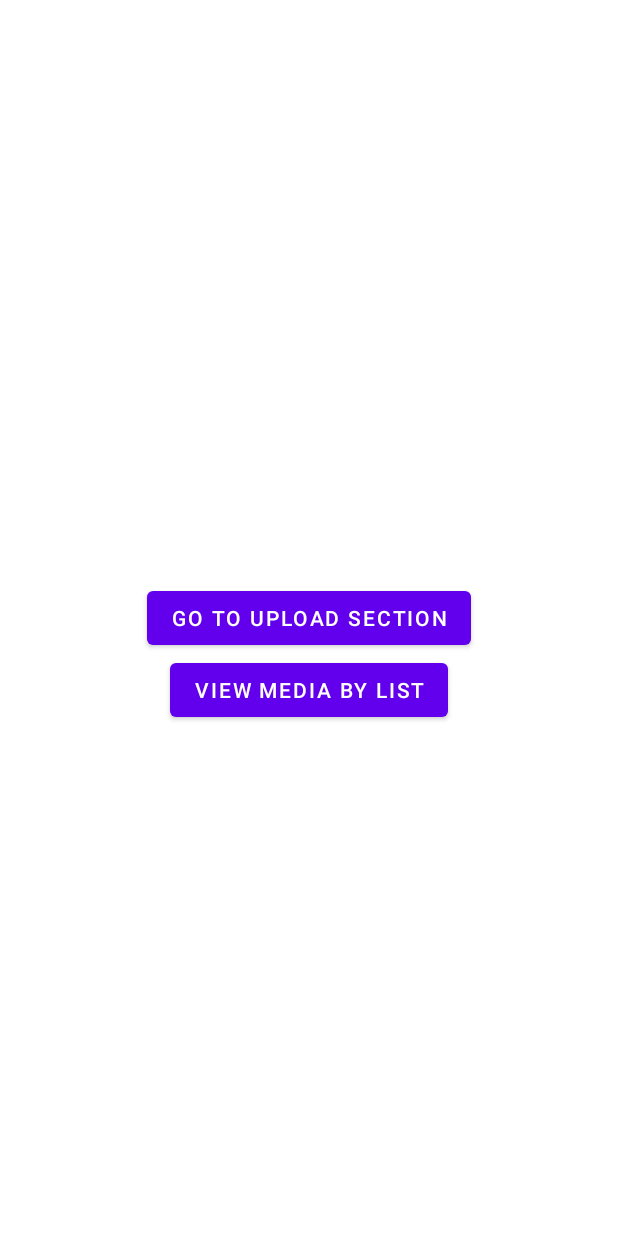
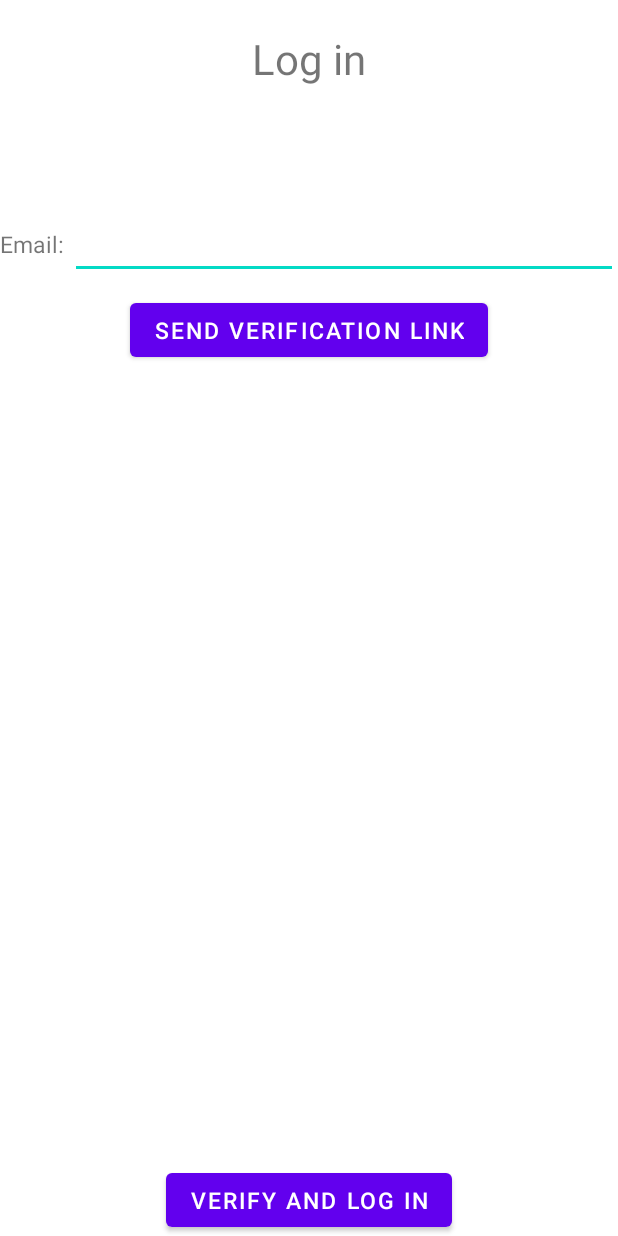
Before and after one commit to Gudauu/WeWallHere, an Android app: the screen it shows after launch (MainActivity before the commit, EmailVerificationActivity after it), on a phone screen of 412 x 824 dp. Run offline under Robolectric (Android 15) with nearby library versions, the phone set to English and light mode, and no system bars; our stand-ins replace Firebase (no records; nobody signed in at launch, a user with empty details on screens opened directly); 1 statement that could not run was skipped.

```diff
--- a/app/build.gradle
+++ b/app/build.gradle
@@ -1,5 +1,6 @@
 plugins {
     id 'com.android.application'
+    id 'com.google.gms.google-services'
 }
 
 android {
@@ -38,6 +39,11 @@ dependencies {
     implementation 'com.google.android.gms:play-services-maps:18.1.0'
     implementation 'com.google.android.gms:play-services-location:20.0.0'
     implementation 'com.github.bumptech.glide:glide:4.12.0'
+    implementation platform('com.google.firebase:firebase-bom:32.1.0')
+    implementation 'com.google.firebase:firebase-auth'
+    // Also add the dependency for the Google Play services library and specify its version
+    implementation 'com.google.android.gms:play-services-auth:20.5.0'
+    implementation 'androidx.annotation:annotation:1.1.0'
     annotationProcessor 'com.github.bumptech.glide:compiler:4.12.0'
     testImplementation 'junit:junit:4.13.2'
     androidTestImplementation 'androidx.test.ext:junit:1.1.3'
--- a/app/src/main/AndroidManifest.xml
+++ b/app/src/main/AndroidManifest.xml
@@ -41,6 +41,7 @@
         <activity android:name=".DetailPage.DetailPageActivity" />
         <activity android:name=".User.PhoneVerificationActivity" />
         <activity android:name=".User.InfoHomeActivity" />
+        <activity android:name=".User.EmailVerificationActivity" />
 
     </application>
 
--- a/app/src/main/java/com/example/wewallhere/Main/MainActivity.java
+++ b/app/src/main/java/com/example/wewallhere/Main/MainActivity.java
@@ -1,6 +1,5 @@
 package com.example.wewallhere.Main;
 
-import androidx.annotation.NonNull;
 import androidx.appcompat.app.AppCompatActivity;
 import androidx.core.app.ActivityCompat;
 import androidx.core.content.ContextCompat;
@@ -15,6 +14,7 @@ import android.widget.Button;
 import android.widget.Toast;
 import android.widget.VideoView;
 
+import com.example.wewallhere.User.EmailVerificationActivity;
 import com.example.wewallhere.User.PhoneVerificationActivity;
 import com.example.wewallhere.R;
 import com.example.wewallhere.Upload.UploadActivity;
@@ -31,20 +31,21 @@ public class MainActivity extends AppCompatActivity {
             Manifest.permission.ACCESS_COARSE_LOCATION,
             Manifest.permission.ACCESS_FINE_LOCATION
     };
+    private boolean DEBUG = true;
 
     @Override
     protected void onCreate(Bundle savedInstanceState) {
         super.onCreate(savedInstanceState);
 
 
-//        // Check if the user has logged in before
-//        boolean isLoggedIn = checkLoggedIn();
-//
-//        // If not logged in or last login was more than 30 days ago, redirect to PhoneVerificationActivity
-//        if (!isLoggedIn) {
-//            startActivity(new Intent(MainActivity.this, PhoneVerificationActivity.class));
-//            finish(); // Optional: Finish the MainActivity so that the user cannot go back to it without verification
-//        }
+        // Check if the user has logged in before
+        boolean isLoggedIn = checkLoggedIn();
+
+        // If not logged in or last login was more than 30 days ago, redirect to PhoneVerificationActivity
+        if (!isLoggedIn || DEBUG) {
+            startActivity(new Intent(MainActivity.this, EmailVerificationActivity.class));
+            finish(); // Optional: Finish the MainActivity so that the user cannot go back to it without verification
+        }
 
         //Shutong: give a fake email for now
         SharedPreferences prefs = getSharedPreferences("INFO", MODE_PRIVATE);
@@ -90,7 +91,7 @@ public class MainActivity extends AppCompatActivity {
 
     }
     @Override
-    public void onRequestPermissionsResult(int requestCode, @NonNull String[] permissions, @NonNull int[] grantResults) {
+    public void onRequestPermissionsResult(int requestCode, String[] permissions, int[] grantResults) {
         super.onRequestPermissionsResult(requestCode, permissions, grantResults);
         if (requestCode == REQUEST_EXPLORE_ACTIVITY) {
             // Check if all required permissions are granted, including media & location
--- /dev/null
+++ b/app/src/main/java/com/example/wewallhere/User/EmailVerificationActivity.java
@@ -0,0 +1,143 @@
+package com.example.wewallhere.User;
+
+import android.content.Intent;
+import android.content.SharedPreferences;
+import android.os.Bundle;
+import android.util.Log;
+import android.view.View;
+import android.widget.Button;
+import android.widget.EditText;
+import android.widget.ProgressBar;
+import android.widget.RelativeLayout;
+import android.widget.Toast;
+
+import androidx.appcompat.app.AppCompatActivity;
+
+import com.example.wewallhere.R;
+import com.google.android.gms.tasks.OnCompleteListener;
+import com.google.android.gms.tasks.Task;
+import com.google.firebase.auth.ActionCodeSettings;
+import com.google.firebase.auth.AuthResult;
+import com.google.firebase.auth.FirebaseAuth;
+import com.google.firebase.auth.FirebaseAuthActionCodeException;
+import com.google.firebase.auth.FirebaseAuthInvalidCredentialsException;
+import com.google.firebase.auth.FirebaseUser;
+
+import Helper.ToastHelper;
+
+public class EmailVerificationActivity extends AppCompatActivity {
+    private EditText inputEmail;
+    private Button sendlinkButton;
+    private Button verifyButton;
+    private RelativeLayout loadingPanel;
+    private ActionCodeSettings actionCodeSettings;
+    private FirebaseAuth firebaseAuth;
+
+    @Override
+    protected void onCreate(Bundle savedInstanceState) {
+        super.onCreate(savedInstanceState);
+        setContentView(R.layout.activity_mail_verify);
+
+        inputEmail = findViewById(R.id.input_email);
+        verifyButton = findViewById(R.id.verify);
+        sendlinkButton = findViewById(R.id.send_vlink);
+        loadingPanel = findViewById(R.id.loadingPanel);
+
+        firebaseAuth = FirebaseAuth.getInstance();
+
+        actionCodeSettings =
+                ActionCodeSettings.newBuilder()
+                        // URL you want to redirect back to. The domain (www.example.com) for this
+                        // URL must be whitelisted in the Firebase Console.
+                        .setUrl("https://www.example.com/finishSignUp?cartId=1234")
+                        // This must be true
+                        .setHandleCodeInApp(true)
+                        .setIOSBundleId("com.example.wewallhere")
+                        .setAndroidPackageName(
+                                "com.example.wewallhere",
+                                true, /* installIfNotAvailable */
+                                "12"    /* minimumVersion */)
+                        .build();
+
+
+        sendlinkButton.setOnClickListener(new View.OnClickListener() {
+            @Override
+            public void onClick(View v) {
+                String email = inputEmail.getText().toString();
+                SharedPreferences prefs = getSharedPreferences("INFO", MODE_PRIVATE);
+                prefs.edit().putString("email", email).commit();
+
+                if(formatCheck(email)){
+                    try{
+                        FirebaseAuth auth = FirebaseAuth.getInstance();
+                        auth.sendSignInLinkToEmail(email, actionCodeSettings)
+                                .addOnCompleteListener(new OnCompleteListener<Void>() {
+                                    @Override
+                                    public void onComplete(Task<Void> task) {
+                                        if(task.isSuccessful()){
+                                            ToastHelper.showLongToast(getApplicationContext(), "Login link sent.", Toast.LENGTH_SHORT);
+                                        }
+                                    }
+                                });
+                    } catch (Exception e){
+                        ToastHelper.showLongToast(getApplicationContext(), e.getMessage(), Toast.LENGTH_LONG);
+                    }
+
+
+                }
+            }
+        });
+        verifyButton.setOnClickListener(new View.OnClickListener() {
+            @Override
+            public void onClick(View v) {
+                FirebaseAuth auth = FirebaseAuth.getInstance();
+                Intent intent = getIntent();
+                String emailLink = intent.getData().toString();
+
+                // Confirm the link is a sign-in with email link.
+                if (auth.isSignInWithEmailLink(emailLink)) {
+                    // Retrieve this from wherever you stored it
+                    SharedPreferences prefs = getSharedPreferences("INFO", MODE_PRIVATE);
+                    String email = prefs.getString("email", "someemail@domain.com");
+
+                    // The client SDK will parse the code from the link for you.
+                    auth.signInWithEmailLink(email, emailLink)
+                            .addOnCompleteListener(new OnCompleteListener<AuthResult>() {
+                                @Override
+                                public void onComplete(Task<AuthResult> task) {
+                                    if (task.isSuccessful()) {
+                                        ToastHelper.showLongToast(getApplicationContext(), "Successfully signed in with email link!", Toast.LENGTH_SHORT);
+                                        AuthResult result = task.getResult();
+                                        // You can access the new user via result.getUser()
+                                        // Additional user info profile *not* available via:
+                                        // result.getAdditionalUserInfo().getProfile() == null
+                                        // You can check if the user is new or existing:
+                                        // result.getAdditionalUserInfo().isNewUser()
+                                    } else {
+                                        ToastHelper.showLongToast(getApplicationContext(), "Error signing in with email link", Toast.LENGTH_SHORT);
+                                    }
+                                }
+                            });
+                }
+            }
+        });
+
+    }
+
+
+    private boolean formatCheck(String email){
+        // check email format
+        if(email.length() == 0){
+            ToastHelper.showLongToast(getApplicationContext(), "Email cannot be empty.", Toast.LENGTH_SHORT);
+            return false;
+        }
+        return true;
+    }
+    private void showLoading() {
+        loadingPanel.setVisibility(View.VISIBLE);
+    }
+
+    private void hideLoading() {
+        loadingPanel.setVisibility(View.GONE);
+    }
+}
--- a/app/src/main/res/layout/activity_mail_verify.xml
+++ b/app/src/main/res/layout/activity_mail_verify.xml
@@ -1,64 +1,76 @@
 <?xml version="1.0" encoding="utf-8"?>
-<androidx.constraintlayout.widget.ConstraintLayout xmlns:android="http://schemas.android.com/apk/res/android"
-    xmlns:app="http://schemas.android.com/apk/res-auto"
+<RelativeLayout xmlns:android="http://schemas.android.com/apk/res/android"
     xmlns:tools="http://schemas.android.com/tools"
-    android:id="@+id/container"
     android:layout_width="match_parent"
     android:layout_height="match_parent">
 
-    <EditText
-        android:id="@+id/username"
-        android:layout_width="0dp"
+    <TextView
+        android:id="@+id/input_title"
+        android:layout_width="wrap_content"
         android:layout_height="wrap_content"
-        android:layout_marginTop="96dp"
-        android:hint="@string/prompt_email"
-        android:inputType="textEmailAddress"
-        android:selectAllOnFocus="true"
-        app:layout_constraintEnd_toEndOf="parent"
-        app:layout_constraintStart_toStartOf="parent"
-        app:layout_constraintTop_toTopOf="parent" />
+        android:text="Log in"
+        android:textSize="28sp"
+        android:layout_centerHorizontal="true"
+        android:layout_marginTop="20dp" />
 
-    <EditText
-        android:id="@+id/verification_code"
-        android:layout_width="0dp"
+    <LinearLayout
+        android:id="@+id/emailLayout"
+        android:layout_width="match_parent"
         android:layout_height="wrap_content"
-        android:layout_marginTop="8dp"
-        android:hint="@string/prompt_password"
-        android:imeActionLabel="@string/action_sign_in_short"
-        android:imeOptions="actionDone"
-        android:inputType="textPassword"
-        android:selectAllOnFocus="true"
-        app:layout_constraintEnd_toEndOf="parent"
-        app:layout_constraintStart_toStartOf="parent"
-        app:layout_constraintTop_toBottomOf="@+id/username" />
+        android:layout_below="@id/input_title"
+        android:layout_marginTop="80dp"
+        android:orientation="horizontal">
+
+        <TextView
+            android:id="@+id/title_email"
+            android:layout_width="wrap_content"
+            android:layout_height="wrap_content"
+            android:text="Email: "
+            android:textSize="15sp" />
+
+        <EditText
+            android:id="@+id/input_email"
+            android:layout_width="0dp"
+            android:layout_height="wrap_content"
+            android:layout_weight="1"
+            android:minWidth="48dp"
+            android:minHeight="48dp"
+            android:gravity="center" />
+
+    </LinearLayout>
+    <Button
+        android:id="@+id/send_vlink"
+        android:layout_width="wrap_content"
+        android:layout_height="wrap_content"
+        android:text="Send verification link"
+        android:textSize="15sp"
+        android:layout_below="@id/emailLayout"
+        android:layout_marginTop="10dp"
+        android:layout_centerHorizontal="true" />
+
 
     <Button
-        android:id="@+id/login"
+        android:id="@+id/verify"
         android:layout_width="wrap_content"
         android:layout_height="wrap_content"
-        android:layout_gravity="start"
-        android:layout_marginTop="16dp"
-        android:layout_marginBottom="64dp"
-        android:enabled="false"
-        android:text="@string/action_sign_in"
-        app:layout_constraintBottom_toBottomOf="parent"
-        app:layout_constraintEnd_toEndOf="parent"
-        app:layout_constraintStart_toStartOf="parent"
-        app:layout_constraintTop_toBottomOf="@+id/verification_code"
-        app:layout_constraintVertical_bias="0.2" />
+        android:text="Verify and log in"
+        android:textSize="15sp"
+        android:layout_marginTop="10dp"
+        android:layout_alignParentBottom="true"
+        android:layout_centerHorizontal="true" />
 
-    <ProgressBar
-        android:id="@+id/loading"
-        android:layout_width="wrap_content"
-        android:layout_height="wrap_content"
-        android:layout_gravity="center"
-        android:layout_marginTop="64dp"
-        android:layout_marginBottom="64dp"
+    <RelativeLayout
+        android:id="@+id/loadingPanel"
+        android:layout_width="match_parent"
+        android:layout_height="match_parent"
         android:visibility="gone"
-        app:layout_constraintBottom_toBottomOf="parent"
-        app:layout_constraintEnd_toEndOf="@+id/verification_code"
-        app:layout_constraintStart_toStartOf="@+id/verification_code"
-        app:layout_constraintTop_toTopOf="parent"
-        app:layout_constraintVertical_bias="0.3" />
+        android:gravity="center">
 
-</androidx.constraintlayout.widget.ConstraintLayout>
+        <ProgressBar
+            android:layout_width="wrap_content"
+            android:layout_height="wrap_content"
+            android:indeterminate="true" />
+
+    </RelativeLayout>
+
+</RelativeLayout>
```
Also changed, not shown: app/src/main/java/com/example/wewallhere/User/InfoHomeActivity.java (+4 -3 lines), build.gradle (+11 -0 lines), 1 other file.
